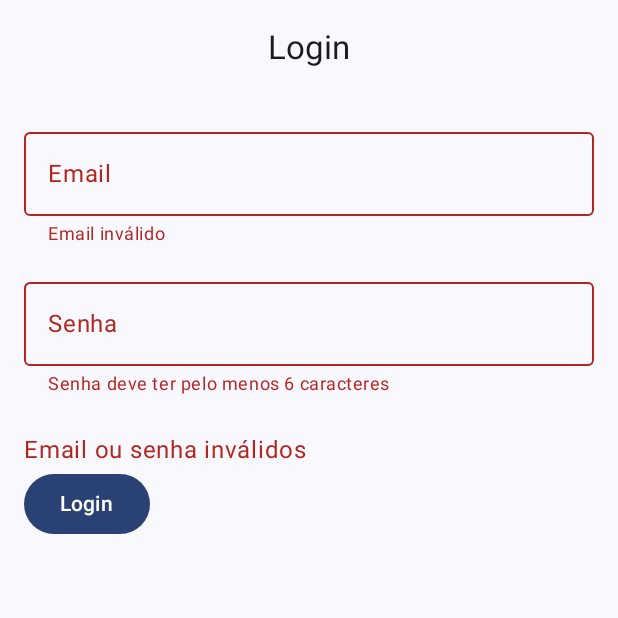
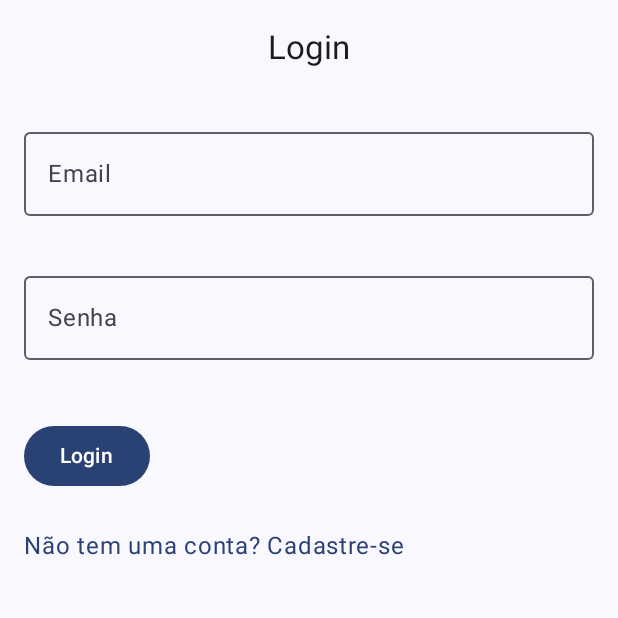
Before and after one commit to Joaovts07/Mylogin, an Android app built with Jetpack Compose: the composable LoginScreen shown on its own in the app's theme, on a phone screen of 412 x 824 dp, the top half of it. Run offline under Robolectric (Android 15) with nearby library versions, the phone set to English and light mode, and no system bars; our stand-ins replace Firebase (no records; nobody signed in at launch, a user with empty details on screens opened directly); 1 statement that could not run was skipped.

Commit message:
Adjust login screen add route cadastro screen

```diff
--- a/app/src/main/java/com/example/mylogin/ui/LoginScreen.kt
+++ b/app/src/main/java/com/example/mylogin/ui/LoginScreen.kt
@@ -1,5 +1,6 @@
 package com.example.mylogin.ui
 
+import androidx.compose.foundation.clickable
 import androidx.compose.foundation.layout.*
 import androidx.compose.ui.unit.dp
 import androidx.compose.foundation.layout.fillMaxSize
@@ -13,12 +14,12 @@ import androidx.compose.material3.Scaffold
 import androidx.compose.material3.Snackbar
 import androidx.compose.material3.Text
 import androidx.compose.runtime.Composable
-import androidx.compose.runtime.LaunchedEffect
 import androidx.compose.runtime.getValue
 import androidx.compose.runtime.mutableStateOf
 import androidx.compose.runtime.remember
 import androidx.compose.runtime.setValue
 import androidx.compose.ui.Modifier
+import androidx.navigation.NavHostController
 import com.example.mylogin.ui.components.EmailInput
 import com.example.mylogin.ui.components.PasswordInput
 import com.example.mylogin.validators.isValidEmail
@@ -26,11 +27,10 @@ import com.example.mylogin.validators.isValidPassword
 import com.google.firebase.Firebase
 import com.google.firebase.auth.FirebaseAuth
 import com.google.firebase.auth.auth
-import kotlinx.coroutines.delay
 
 @OptIn(ExperimentalMaterial3Api::class)
 @Composable
-fun LoginScreen() {
+fun LoginScreen(navController: NavHostController) {
     var email by remember { mutableStateOf("") }
     var password by remember { mutableStateOf("") }
     var showError by remember { mutableStateOf(false) }
@@ -38,6 +38,18 @@ fun LoginScreen() {
     var snackbarMessage by remember { mutableStateOf("") }
     var isEmailError by remember { mutableStateOf(false) }
     var isPasswordError by remember { mutableStateOf(false) }
+
+    fun validateEmail() {
+        if (email.isNotEmpty()) {
+            isEmailError = !isValidEmail(email)
+        }
+    }
+
+    fun validatePassword() {
+        if (password.isNotEmpty()) {
+            isPasswordError = !isValidPassword(password)
+        }
+    }
 
     fun signInWithEmailAndPassword(email: String, password: String, onResult: (Boolean) -> Unit) {
         val auth: FirebaseAuth = Firebase.auth
@@ -72,14 +84,14 @@ fun LoginScreen() {
         ) {
             EmailInput(
                 value = email,
-                onValueChange = { email = it },
+                onValueChange = { validateEmail(); email = it },
                 isError = isEmailError
             )
             Spacer(modifier = Modifier.height(16.dp))
 
             PasswordInput(
                 value = password,
-                onValueChange = { password = it },
+                onValueChange = { validatePassword(); password = it },
                 isError = isPasswordError
             )
             Spacer(modifier = Modifier.height(24.dp))
@@ -116,19 +128,15 @@ fun LoginScreen() {
             ) {
                 Text("Login")
             }
-        }
-    }
+            Spacer(modifier = Modifier.height(16.dp))
 
-    // LaunchedEffect para controlar a validação
-    LaunchedEffect(email, password) {
-        // Adiciona um pequeno atraso para evitar validações excessivas
-        delay(500)
-
-        isEmailError = !isValidEmail(email)
-        isPasswordError = !isValidPassword(password)
-
-        if (isEmailError || isPasswordError) {
-            showError = true
+            Text(
+                text = "Não tem uma conta? Cadastre-se",
+                modifier = Modifier
+                    .clickable { navController.navigate("cadastro") }
+                    .padding(top = 8.dp),
+                color = MaterialTheme.colorScheme.primary
+            )
         }
     }
 }
```
